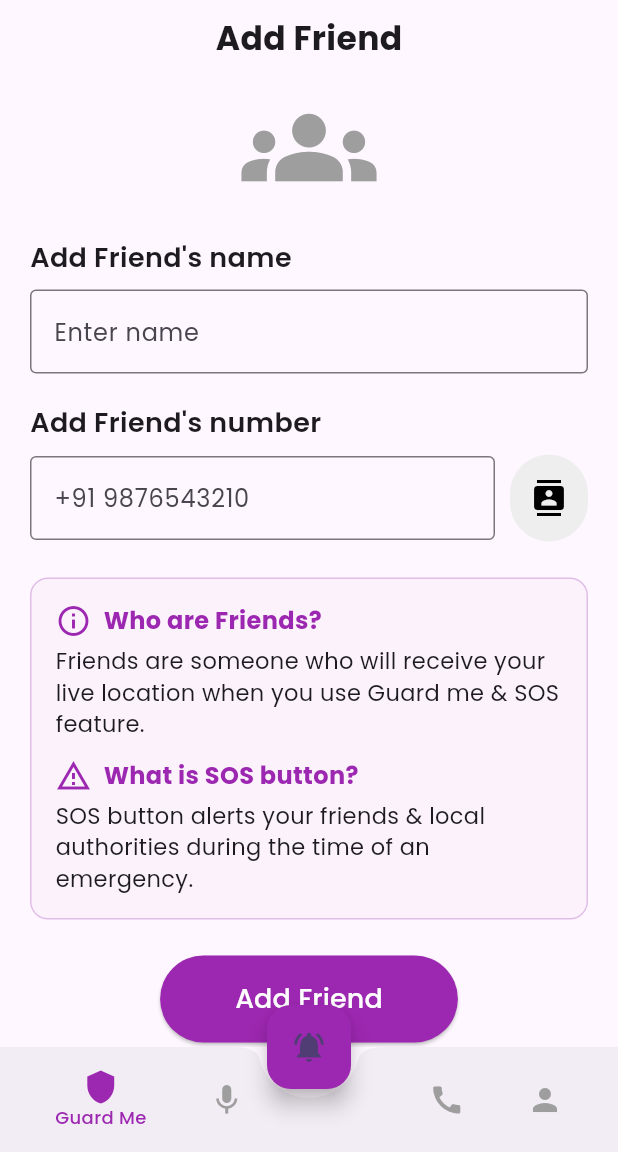
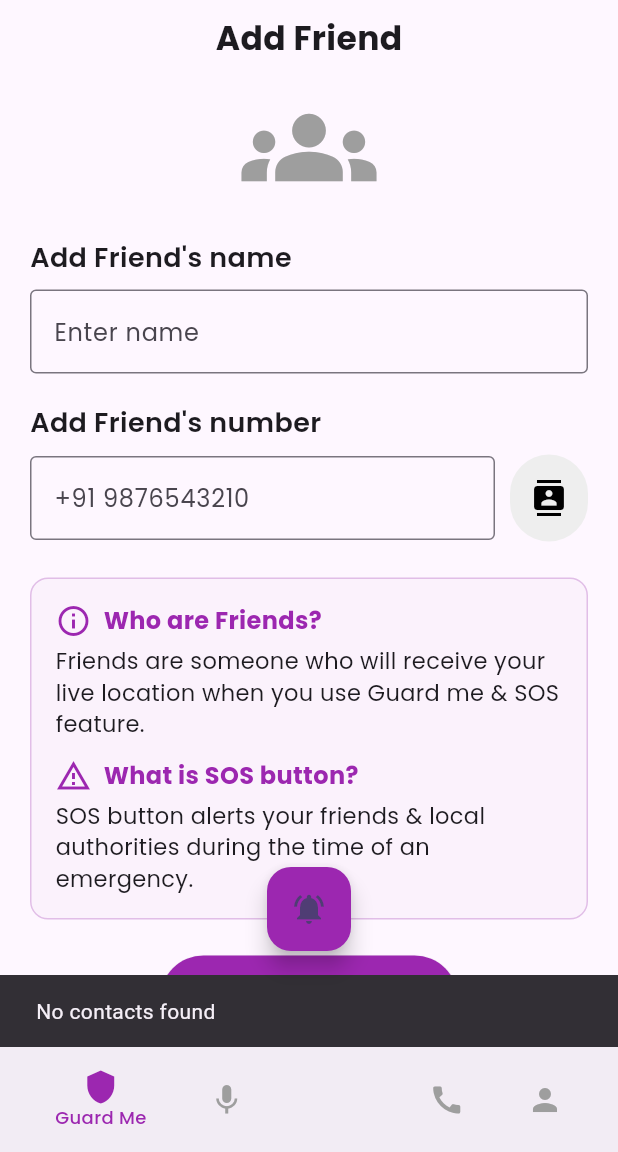
Before and after one commit to Nitishroy-7033/Project-Shakti, a Flutter app: the AddFriendPage screen opened directly, after a tap on the "contacts" icon, on a phone screen of 412 x 824 dp, the part 84-1236 px from its top. Run offline on Flutter 3.47's test engine with Material 3 defaults, Android fonts, the phone set to English and light mode, and no system bars; our stand-ins replace flutter_contacts, google_fonts, permission_handler.

Commit message:
fix contact fetching

```diff
--- a/lib/main.dart
+++ b/lib/main.dart
@@ -1,4 +1,5 @@
 import 'package:flutter/material.dart';
+import 'package:project_shakti/pages/AddFriendPage.dart';
 import 'package:project_shakti/screens/fake_call.dart';
 
 void main() {
@@ -16,7 +17,7 @@ class MyApp extends StatelessWidget {
       theme: ThemeData(
         colorScheme: ColorScheme.fromSeed(seedColor: Colors.deepPurple),
       ),
-      home: const CallScreen(),
+      home: const AddFriendPage(),
     );
   }
 }
--- a/lib/pages/AddFriendPage.dart
+++ b/lib/pages/AddFriendPage.dart
@@ -1,7 +1,7 @@
 import 'package:flutter/material.dart';
-
 import 'package:permission_handler/permission_handler.dart';
 import 'package:google_fonts/google_fonts.dart';
+import 'package:flutter_contacts/flutter_contacts.dart';
 import 'friend_list_page.dart';
 
 class AddFriendPage extends StatefulWidget {
@@ -16,20 +16,66 @@ class _AddFriendPageState extends State<AddFriendPage> {
   final TextEditingController _numberController = TextEditingController();
   int _selectedIndex = 0;
 
-  // Future<void> _pickContact() async {
-  //   final permissionStatus = await Permission.contacts.request();
-  //   if (permissionStatus.isGranted) {
-  //     final contact = await ContactsService.openDeviceContactPicker();
-  //     if (contact != null && contact.phones!.isNotEmpty) {
-  //       _nameController.text = contact.displayName ?? '';
-  //       _numberController.text = contact.phones!.first.value ?? '';
-  //     }
-  //   } else {
-  //     ScaffoldMessenger.of(context).showSnackBar(
-  //       const SnackBar(content: Text('Contact permission denied')),
-  //     );
-  //   }
-  // }
+  Future<void> _pickContact() async {
+    try {
+      // Request contact permission
+      final permissionStatus = await Permission.contacts.request();
+      if (permissionStatus.isGranted) {
+        // Fetch all contacts
+        final contacts = await FlutterContacts.getContacts();
+        if (contacts.isNotEmpty) {
+          // Show a dialog to pick a contact
+          showDialog(
+            context: context,
+            builder:
+                (context) => AlertDialog(
+                  title: const Text('Select a Contact'),
+                  content: SizedBox(
+                    width: double.maxFinite,
+                    child: ListView.builder(
+                      shrinkWrap: true,
+                      itemCount: contacts.length,
+                      itemBuilder: (context, index) {
+                        final contact = contacts[index];
+                        return ListTile(
+                          title: Text(contact.displayName),
+                          onTap: () async {
+                            // Fetch detailed contact info
+                            final fullContact =
+                                await FlutterContacts.getContact(contact.id);
+                            if (fullContact != null &&
+                                fullContact.phones.isNotEmpty) {
+                              setState(() {
+                                _nameController.text =
+                                    fullContact.displayName ?? '';
+                                _numberController.text =
+                                    fullContact.phones.first.number ?? '';
+                              });
+                              Navigator.pop(context);
+                            }
+                          },
+                        );
+                      },
+                    ),
+                  ),
+                ),
+          );
+        } else {
+          ScaffoldMessenger.of(
+            context,
+          ).showSnackBar(const SnackBar(content: Text('No contacts found')));
+        }
+      } else {
+        ScaffoldMessenger.of(context).showSnackBar(
+          const SnackBar(content: Text('Contact permission denied')),
+        );
+      }
+    } catch (e) {
+      ScaffoldMessenger.of(
+        context,
+      ).showSnackBar(SnackBar(content: Text('Error picking contact: $e')));
+    }
+  }
 
   Widget _buildBottomItem(IconData icon, String label, int index) {
     final isSelected = _selectedIndex == index;
@@ -140,8 +186,7 @@ class _AddFriendPageState extends State<AddFriendPage> {
                     height: 58,
                     width: 52,
                     child: ElevatedButton(
-                      onPressed: () {},
-
+                      onPressed: _pickContact,
                       style: ElevatedButton.styleFrom(
                         backgroundColor: Colors.grey.shade200,
                         foregroundColor: Colors.black,
@@ -153,6 +198,7 @@ class _AddFriendPageState extends State<AddFriendPage> {
                   ),
                 ],
               ),
+              // Rest of your existing body content remains unchanged
               const SizedBox(height: 24),
               Container(
                 padding: const EdgeInsets.all(16),
@@ -213,7 +259,6 @@ class _AddFriendPageState extends State<AddFriendPage> {
               Center(
                 child: ElevatedButton(
                   onPressed: () {
-                    // Add friend action
                     Navigator.push(
                       context,
                       MaterialPageRoute(
@@ -254,7 +299,7 @@ class _AddFriendPageState extends State<AddFriendPage> {
           children: [
             _buildBottomItem(Icons.shield, 'Guard Me', 0),
             _buildBottomItem(Icons.mic, 'Record', 1),
-            const SizedBox(width: 40), // Space for FAB
+            const SizedBox(width: 40),
             _buildBottomItem(Icons.call, 'Fake Call', 2),
             _buildBottomItem(Icons.person, 'Profile', 3),
           ],
@@ -263,9 +308,7 @@ class _AddFriendPageState extends State<AddFriendPage> {
       floatingActionButtonLocation: FloatingActionButtonLocation.centerDocked,
       floatingActionButton: FloatingActionButton(
         backgroundColor: Colors.purple,
-        onPressed: () {
-          // SOS Action
-        },
+        onPressed: () {},
         child: const Icon(Icons.notifications_active),
       ),
     );
--- a/pubspec.yaml
+++ b/pubspec.yaml
@@ -37,6 +37,7 @@ dependencies:
   # contacts_service:
   permission_handler: ^11.3.1
   google_fonts: ^6.1.0
+  flutter_contacts: ^1.1.9+2
 
 dev_dependencies:
   flutter_test:
```
Also changed, not shown: pubspec.lock, 1 other file.
